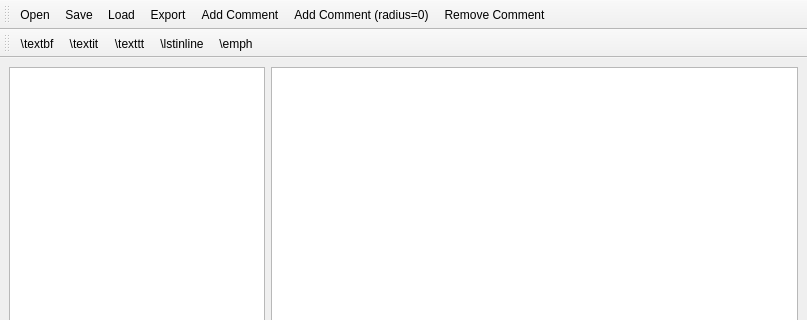
arneboe/codecomment, file gui/ui_MainWindow.ui: the form before one commit; both pictures show x 0 to 807 and y 0 to 320 of the 807 by 735 pixel window.
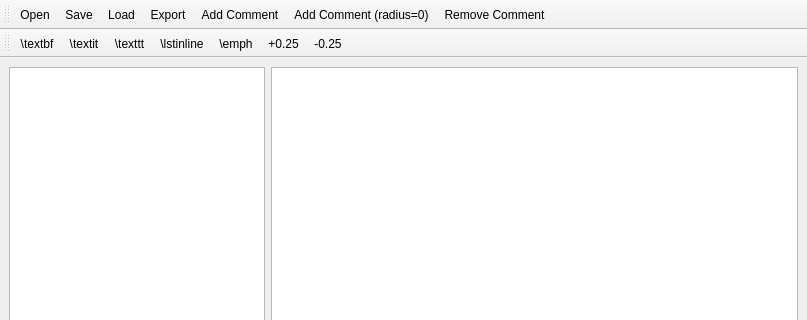
The form after the commit.

The edit to the form file:
```diff
--- a/gui/ui_MainWindow.ui
+++ b/gui/ui_MainWindow.ui
@@ -157,6 +157,8 @@
    <addaction name="action_texttt"/>
    <addaction name="action_lstinline"/>
    <addaction name="action_emph"/>
+   <addaction name="action_0_25"/>
+   <addaction name="action_0_25_minus"/>
   </widget>
   <action name="actionExport">
    <property name="text">
@@ -290,6 +292,28 @@
     <string>Alt+P</string>
    </property>
   </action>
+  <action name="action_0_25">
+   <property name="text">
+    <string>+0.25</string>
+   </property>
+   <property name="toolTip">
+    <string>alt++</string>
+   </property>
+   <property name="shortcut">
+    <string>Alt++</string>
+   </property>
+  </action>
+  <action name="action_0_25_minus">
+   <property name="text">
+    <string>-0.25</string>
+   </property>
+   <property name="toolTip">
+    <string>alt+-</string>
+   </property>
+   <property name="shortcut">
+    <string>Alt+-</string>
+   </property>
+  </action>
  </widget>
  <resources/>
  <connections/>
```
